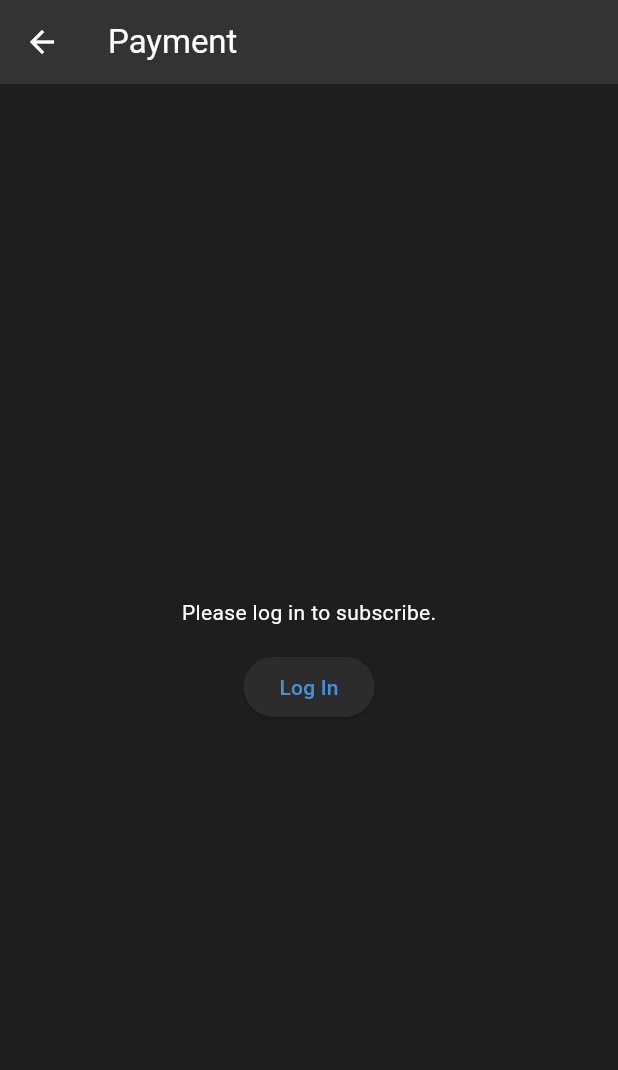
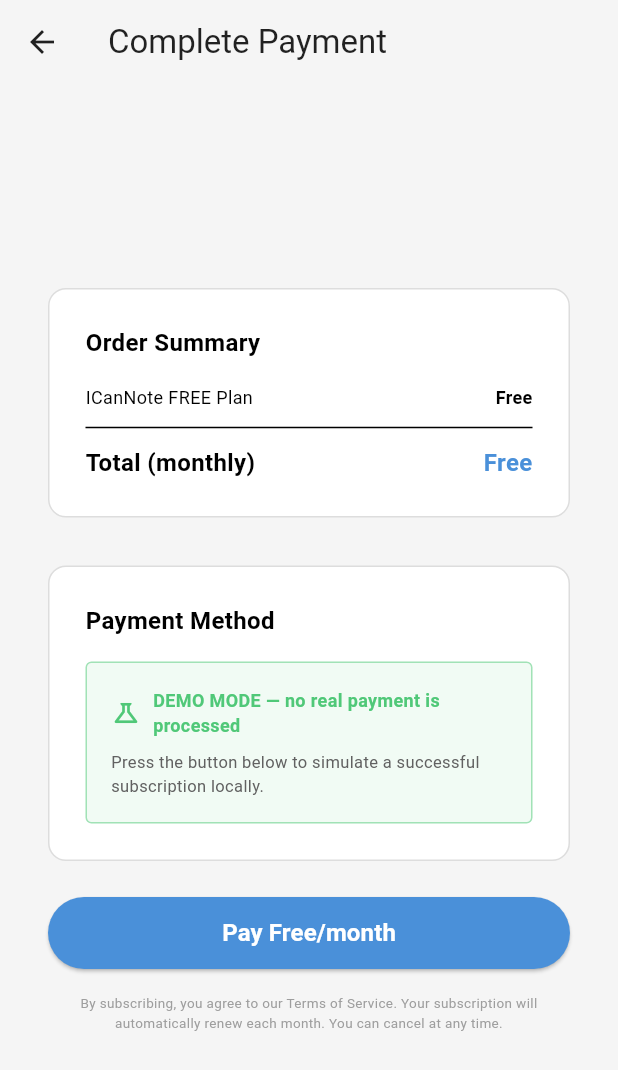
Before and after one commit to 1215kkm/icannote_web, a Flutter app: the PaymentScreen screen opened directly with empty values, on a phone screen of 412 x 824 dp. Shown: the top 1070 px of the screen. Run offline on Flutter 3.47's test engine with Material 3 defaults, Android fonts, the phone set to English and light mode, and no system bars; our stand-ins replace file_picker, firebase_auth, firebase_core, firebase_database, flutter_riverpod, go_router and 2 more; accounts and stored records are empty.

Commit message:
v1 deployable: gate cloud features, fix native I/O, light-theme default
Local-only whiteboard now builds cleanly on Web (verified end-to-end)
and Windows desktop (build instructions documented; requires Developer
Mode for symlink support). All v1-out-of-scope cloud paths surface a
"coming soon" snackbar instead of navigating to a broken screen.

- Auth, real-time collaboration and cloud sync entry points now show a
  v2-coming-soon snackbar (top_menu_bar.dart). Subscription and payment
  screens no longer require sign-in, payment screen shows a clear
  DEMO MODE banner.
- Lecture dashboard card renders the actual first page via CanvasPainter
  inside a FittedBox, replacing the static placeholder icon.
- Native file I/O finally works on Windows/macOS: conditional-import
  bridge (file_io_web.dart / file_io_native.dart) replaces the throwing
  _IoFile stub; .icn open/save now uses real dart:io File on desktop.
- Default theme switched to light. The dashboard, subscription and
  home cards are designed around white surfaces; the previous dark
  default rendered plan names, prices and lecture titles as
  white-on-white inside cards.
- BUILD.md documents Web, Windows (Developer Mode prerequisite) and
  macOS build steps + smoke-test checklist.
- tool/build_all.dart runs every release target available on the
  current OS; build_web_and_serve.bat is a one-click Windows helper.

Analyzer: clean. Web release build verified: home → editor → dashboard
→ subscription → payment-demo all render correctly and the cloud-soon
snackbars fire on Sign-in and Collaborate menu items.

Co-Authored-By: Claude Opus 4.7 (1M context) <noreply@anthropic.com>

```diff
--- a/lib/app.dart
+++ b/lib/app.dart
@@ -22,7 +22,11 @@ class ICanNoteApp extends ConsumerWidget {
         theme = AppTheme.darkTheme;
         break;
       case AppThemeMode.system:
-        theme = AppTheme.darkTheme; // Default to dark
+        // The screens (home cards, dashboard, subscription) are designed
+        // around white card surfaces with dark text — default to light so
+        // text inside cards stays legible. Users can still switch to dark
+        // in Settings.
+        theme = AppTheme.lightTheme;
         break;
     }
 
--- a/lib/core/l10n/app_localizations.dart
+++ b/lib/core/l10n/app_localizations.dart
@@ -196,10 +196,17 @@ class AppLocalizations {
     'sound_video': 'Sound/Video',
     'settings': 'Settings',
     'help': 'Help',
-    'login': 'Login',
+    'login': 'Sign in (soon)',
     'sign_out': 'Sign Out',
     'dashboard': 'Dashboard',
-    'collaborate': 'Collaborate',
+    'collaborate': 'Collaborate (soon)',
+    'cloud_login_v2_msg':
+        'Sign-in is coming in a future update. The local whiteboard works fully offline.',
+    'cloud_collab_v2_msg':
+        'Real-time collaboration is coming in a future update. You can keep working locally.',
+    'demo_mode_banner': 'DEMO MODE — no real payment is processed',
+    'demo_mode_hint':
+        'Press the button below to simulate a successful subscription locally.',
     'new_lecture': 'New Lecture',
     'open_lecture_file': 'Open Lecture File',
     'add_textbook': 'Add Textbook File',
@@ -523,10 +530,17 @@ class AppLocalizations {
     'sound_video': '소리/동영상',
     'settings': '설정',
     'help': '도움말',
-    'login': '로그인',
+    'login': '로그인 (준비 중)',
     'sign_out': '로그아웃',
     'dashboard': '대시보드',
-    'collaborate': '협업',
+    'collaborate': '협업 (준비 중)',
+    'cloud_login_v2_msg':
+        '로그인 기능은 다음 업데이트에서 제공됩니다. 로컬 화이트보드는 인터넷 없이 모두 동작합니다.',
+    'cloud_collab_v2_msg':
+        '실시간 협업은 다음 업데이트에서 제공됩니다. 로컬 작업은 계속 가능합니다.',
+    'demo_mode_banner': '데모 모드 — 실제 결제는 이루어지지 않습니다',
+    'demo_mode_hint':
+        '아래 버튼을 누르면 로컬에서만 구독을 활성화합니다 (테스트용).',
     'new_lecture': '새 강의',
     'open_lecture_file': '강의 파일 열기',
     'add_textbook': '교재 파일 추가',
--- a/lib/features/payment/payment_screen.dart
+++ b/lib/features/payment/payment_screen.dart
@@ -3,7 +3,6 @@ import 'package:flutter_riverpod/flutter_riverpod.dart';
 import 'package:go_router/go_router.dart';
 import '../../models/subscription_model.dart';
 import '../../providers/subscription_provider.dart';
-import '../../providers/auth_provider.dart';
 import '../../providers/settings_provider.dart';
 import '../../core/constants/app_colors.dart';
 import '../../core/constants/app_dimensions.dart';
@@ -11,8 +10,9 @@ import '../../core/l10n/app_localizations.dart';
 
 /// Payment screen for completing a subscription purchase.
 ///
-/// On web, TossPayments is loaded via JavaScript SDK (iframe).
-/// This screen handles the payment flow UI and result callback.
+/// v1 ships in DEMO MODE — pressing the pay button activates the plan
+/// locally so users can exercise the subscription UX. No network call to
+/// TossPayments or the Go backend. Real billing arrives with v2.
 class PaymentScreen extends ConsumerStatefulWidget {
   final String planName;
 
@@ -36,28 +36,8 @@ class _PaymentScreenState extends ConsumerState<PaymentScreen> {
 
   @override
   Widget build(BuildContext context) {
-    final authState = ref.watch(authProvider);
     final settings = ref.watch(settingsProvider);
     final l10n = AppLocalizations.of(settings.language.code);
-
-    if (!authState.isAuthenticated) {
-      return Scaffold(
-        appBar: AppBar(title: Text(l10n.get('payment'))),
-        body: Center(
-          child: Column(
-            mainAxisSize: MainAxisSize.min,
-            children: [
-              Text(l10n.get('please_log_in_to_subscribe')),
-              const SizedBox(height: AppDimensions.spacingXL),
-              ElevatedButton(
-                onPressed: () => context.go('/login'),
-                child: Text(l10n.get('log_in')),
-              ),
-            ],
-          ),
-        ),
-      );
-    }
 
     if (_paymentComplete) {
       return _PaymentSuccess(
@@ -108,56 +88,51 @@ class _PaymentScreenState extends ConsumerState<PaymentScreen> {
                     ),
                     const SizedBox(height: AppDimensions.spacingXL),
 
-                    // TossPayments widget placeholder
+                    // DEMO MODE banner — v1 ships without a real
+                    // TossPayments integration; pressing pay simulates
+                    // a successful subscription locally.
                     Container(
-                      height: 200,
+                      padding: const EdgeInsets.all(AppDimensions.spacingXL),
                       decoration: BoxDecoration(
-                        color: AppColors.canvasBackground,
+                        color: AppColors.secondary.withValues(alpha: 0.08),
                         borderRadius: BorderRadius.circular(
                             AppDimensions.borderRadiusSM),
-                        border: Border.all(color: AppColors.panelBorder),
-                      ),
-                      child: Center(
-                        child: Column(
-                          mainAxisSize: MainAxisSize.min,
-                          children: [
-                            Icon(
-                              Icons.credit_card,
-                              size: 48,
-                              color: Colors.grey.shade400,
-                            ),
-                            const SizedBox(height: AppDimensions.spacingXL),
-                            Text(
-                              l10n.get('tosspayments_widget'),
-                              style: TextStyle(
-                                fontSize: AppDimensions.fontSizeLG,
-                                color: Colors.grey.shade500,
-                                fontWeight: FontWeight.w500,
+                        border: Border.all(
+                          color: AppColors.secondary.withValues(alpha: 0.5),
                         ),
                       ),
-                            const SizedBox(height: AppDimensions.spacingMD),
-                            Text(
-                              l10n.get('tosspayments_widget_hint'),
-                              textAlign: TextAlign.center,
-                              style: TextStyle(
-                                fontSize: AppDimensions.fontSizeSM,
-                                color: Colors.grey.shade400,
+                      child: Column(
+                        crossAxisAlignment: CrossAxisAlignment.start,
+                        children: [
+                          Row(
+                            children: [
+                              const Icon(
+                                Icons.science_outlined,
+                                size: 20,
+                                color: AppColors.secondary,
+                              ),
+                              const SizedBox(width: AppDimensions.spacingMD),
+                              Expanded(
+                                child: Text(
+                                  l10n.get('demo_mode_banner'),
+                                  style: const TextStyle(
+                                    fontSize: AppDimensions.fontSizeMD,
+                                    fontWeight: FontWeight.bold,
+                                    color: AppColors.secondary,
+                                  ),
                                 ),
                               ),
                             ],
                           ),
+                          const SizedBox(height: AppDimensions.spacingMD),
+                          Text(
+                            l10n.get('demo_mode_hint'),
+                            style: TextStyle(
+                              fontSize: AppDimensions.fontSizeSM,
+                              color: Colors.grey.shade700,
                             ),
                           ),
-
-                    const SizedBox(height: AppDimensions.spacingXL),
-
-                    // For demo: direct activate button
-                    Text(
-                      l10n.get('payment_test_hint'),
-                      style: TextStyle(
-                        fontSize: AppDimensions.fontSizeSM,
-                        color: Colors.grey.shade500,
-                        fontStyle: FontStyle.italic,
+                        ],
                       ),
                     ),
                   ],
--- a/lib/providers/settings_provider.dart
+++ b/lib/providers/settings_provider.dart
@@ -126,7 +126,7 @@ class SettingsState {
   final String cursorStyle; // 'default', 'crosshair', 'dot'
 
   const SettingsState({
-    this.themeMode = AppThemeMode.dark,
+    this.themeMode = AppThemeMode.light,
     this.language = AppLanguage.english,
     this.shortcuts = const [],
     this.showToolbarLabels = false,
@@ -156,8 +156,7 @@ class SettingsState {
     );
   }
 
-  bool get isDarkMode =>
-      themeMode == AppThemeMode.dark || themeMode == AppThemeMode.system;
+  bool get isDarkMode => themeMode == AppThemeMode.dark;
 
   /// Build the shortcut bindings map for CallbackShortcuts.
   Map<SingleActivator, VoidCallback> buildShortcutMap(
```
Also changed, not shown: lib/features/dashboard/dashboard_screen.dart (+8 -4 lines), lib/features/dashboard/lecture_card.dart (+28 -9 lines), lib/features/payment/subscription_screen.dart (+0 -12 lines), lib/features/toolbar/top_menu_bar.dart (+18 -2 lines), lib/services/file_service.dart (+9 -65 lines), lib/services/io/file_io_native.dart (added, +13 -0 lines), lib/services/io/file_io_web.dart (added, +16 -0 lines), tool/build_all.dart (added, +49 -0 lines), 2 other files. Lines whose indentation alone changed are shown as unchanged.
